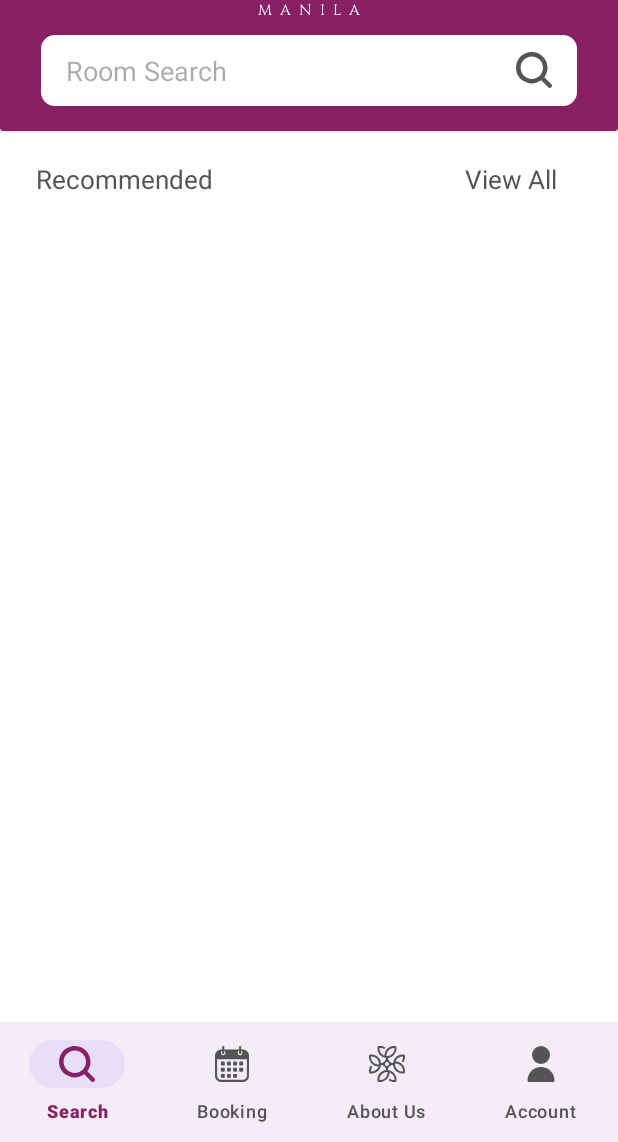
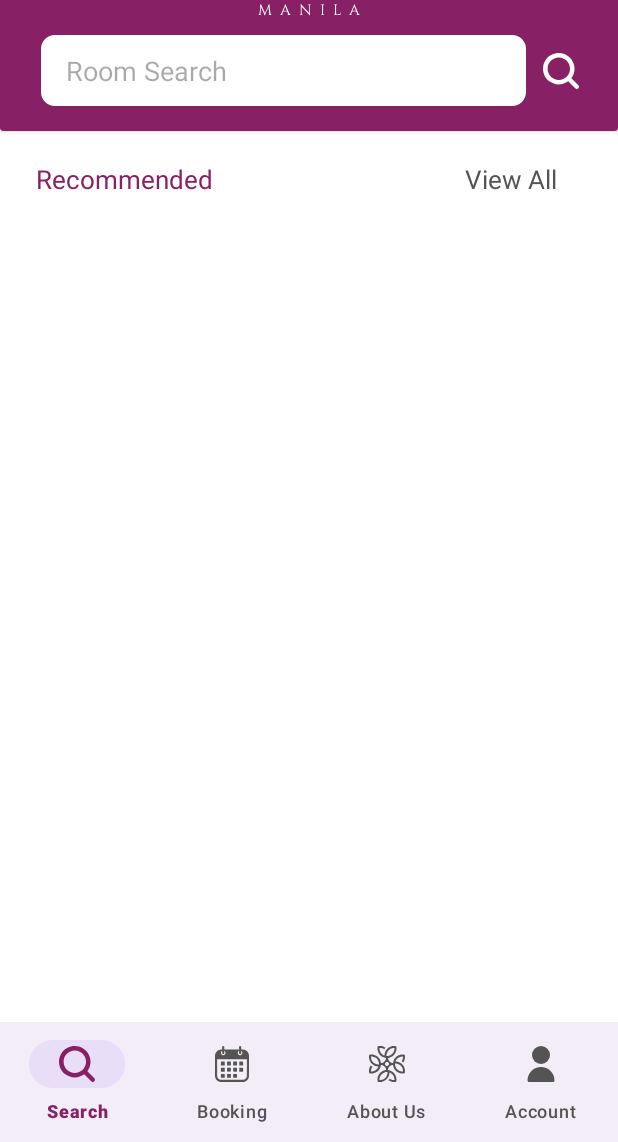
Before and after one commit to angelb9967/Nurad-Mobile, an Android app: the Fragment_Search screen opened directly, with no data from a screen before it, on a phone screen of 412 x 824 dp, the part 94-1236 px from its top. Run offline under Robolectric (Android 15) with nearby library versions, the light colour scheme and no system bars; our stand-ins replace Firebase (no records; nobody signed in at launch, a user with empty details on screens opened directly), Picasso; Roboto replaces fonts that are not available here.

Commit message:
Functions added sa Search Fragment and about us almost complete.

```diff
--- a/app/build.gradle.kts
+++ b/app/build.gradle.kts
@@ -47,6 +47,7 @@ dependencies {
     androidTestImplementation(libs.ext.junit)
     androidTestImplementation(libs.espresso.core)
     implementation(platform("com.google.firebase:firebase-bom:32.8.1"))
+    implementation("de.hdodenhof:circleimageview:3.1.0")
     implementation("com.google.firebase:firebase-analytics")
     implementation("com.google.android.material:material:1.11.0")
     implementation("com.google.firebase:firebase-database:20.0.5")
@@ -55,4 +56,7 @@ dependencies {
     implementation("com.google.android.material:material:1.4.0")
     implementation("com.squareup.picasso:picasso:2.71828")
     implementation ("com.google.firebase:firebase-auth:23.0.0")
+    implementation ("com.github.bumptech.glide:glide:4.12.0")
+    implementation ("com.firebaseui:firebase-ui-database:7.2.0")
+    annotationProcessor ("com.github.bumptech.glide:compiler:4.12.0")
 }
--- a/app/src/main/java/com/example/nurad/Fragments/Fragment_Search.java
+++ b/app/src/main/java/com/example/nurad/Fragments/Fragment_Search.java
@@ -1,22 +1,21 @@
 package com.example.nurad.Fragments;
 
 import android.os.Bundle;
-
-import androidx.fragment.app.Fragment;
-import androidx.recyclerview.widget.LinearLayoutManager;
-import androidx.recyclerview.widget.RecyclerView;
-
-// Old library version - uncomment nyo to pag di nagwork ung androidx.annotation.Nullable and androidx.annotation.NonNull
-//import android.support.annotation.NonNull;
-//import android.support.annotation.Nullable;
-
-import androidx.annotation.Nullable;
-import androidx.annotation.NonNull;
 import android.util.Log;
 import android.view.LayoutInflater;
 import android.view.View;
 import android.view.ViewGroup;
+import android.widget.ArrayAdapter;
+import android.widget.AutoCompleteTextView;
+import android.widget.ImageView;
+import android.widget.TextView;
 import android.widget.Toast;
+
+import androidx.annotation.NonNull;
+import androidx.annotation.Nullable;
+import androidx.fragment.app.Fragment;
+import androidx.recyclerview.widget.LinearLayoutManager;
+import androidx.recyclerview.widget.RecyclerView;
 
 import com.example.nurad.Adapters.Adapter_Room;
 import com.example.nurad.Models.RoomModel;
@@ -30,79 +29,137 @@ import com.google.firebase.database.ValueEventListener;
 import java.util.ArrayList;
 import java.util.List;
 
-
 public class Fragment_Search extends Fragment {
 
     private RecyclerView recyclerView;
-    private DatabaseReference databaseReference;
     private List<RoomModel> roomList;
     private Adapter_Room adapter;
-
-    // TODO: Rename parameter arguments, choose names that match
-    // the fragment initialization parameters, e.g. ARG_ITEM_NUMBER
-    private static final String ARG_PARAM1 = "param1";
-    private static final String ARG_PARAM2 = "param2";
-
-    // TODO: Rename and change types of parameters
-    private String mParam1;
-    private String mParam2;
+    private TextView recommendedTextView;
+    private TextView viewAllTextView;
+    private AutoCompleteTextView searchEditText;
+    private ImageView searchIcon;
+    private ArrayAdapter<String> suggestionsAdapter;
+    private List<String> roomTitles;
+    private boolean showingRecommended = true;
 
     public Fragment_Search() {
         // Required empty public constructor
     }
 
-    // TODO: Rename and change types and number of parameters
     public static Fragment_Search newInstance(String param1, String param2) {
         Fragment_Search fragment = new Fragment_Search();
         Bundle args = new Bundle();
-        args.putString(ARG_PARAM1, param1);
-        args.putString(ARG_PARAM2, param2);
+        args.putString("ARG_PARAM1", param1);
+        args.putString("ARG_PARAM2", param2);
         fragment.setArguments(args);
         return fragment;
+    }
+
+    public static Fragment_Search newInstance() {
+        return new Fragment_Search();
     }
 
     @Override
     public void onCreate(Bundle savedInstanceState) {
         super.onCreate(savedInstanceState);
         if (getArguments() != null) {
-            mParam1 = getArguments().getString(ARG_PARAM1);
-            mParam2 = getArguments().getString(ARG_PARAM2);
+            // Handle arguments if needed
         }
-
         roomList = new ArrayList<>();
+        roomTitles = new ArrayList<>();
     }
 
     @Override
     public View onCreateView(LayoutInflater inflater, ViewGroup container,
                              Bundle savedInstanceState) {
         // Inflate the layout for this fragment
-        // Inflate the layout for this fragment
         View view = inflater.inflate(R.layout.fragment_search, container, false);
         recyclerView = view.findViewById(R.id.roomsRecyclerView);
         recyclerView.setLayoutManager(new LinearLayoutManager(getContext()));
         adapter = new Adapter_Room(getContext(), roomList);
         recyclerView.setAdapter(adapter);
+
+        recommendedTextView = view.findViewById(R.id.recommended);
+        viewAllTextView = view.findViewById(R.id.viewAll);
+        searchEditText = view.findViewById(R.id.search);
+        searchIcon = view.findViewById(R.id.search_icon);
+
+        recommendedTextView.setOnClickListener(v -> showRecommendedRooms());
+        viewAllTextView.setOnClickListener(v -> showAllRooms());
+
+        suggestionsAdapter = new ArrayAdapter<>(getContext(), android.R.layout.simple_dropdown_item_1line, roomTitles);
+        searchEditText.setAdapter(suggestionsAdapter);
+        searchEditText.setThreshold(1);
+
+        searchEditText.setOnItemClickListener((parent, view1, position, id) -> {
+            searchEditText.setText(suggestionsAdapter.getItem(position));
+        });
+
+        searchEditText.addTextChangedListener(new android.text.TextWatcher() {
+            @Override
+            public void beforeTextChanged(CharSequence s, int start, int count, int after) {
+            }
+
+            @Override
+            public void onTextChanged(CharSequence s, int start, int before, int count) {
+                fetchSuggestions(s.toString());
+            }
+
+            @Override
+            public void afterTextChanged(android.text.Editable s) {
+            }
+        });
+
+        searchIcon.setOnClickListener(v -> performSearch(searchEditText.getText().toString()));
+
         return view;
     }
 
     @Override
     public void onActivityCreated(@Nullable Bundle savedInstanceState) {
         super.onActivityCreated(savedInstanceState);
+        showRecommendedRooms();
+    }
 
-        // Initialize Firebase Database
-        databaseReference = FirebaseDatabase.getInstance().getReference("RecommRooms");
+    private void showRecommendedRooms() {
+        showingRecommended = true;
+        updateTextViewColors();
+        fetchRoomsFromDatabase("RecommRooms");
+    }
+
+    private void showAllRooms() {
+        showingRecommended = false;
+        updateTextViewColors();
+        fetchRoomsFromDatabase("AllRooms", "RecommRooms");
+    }
+
+    private void updateTextViewColors() {
+        if (showingRecommended) {
+            recommendedTextView.setTextColor(getResources().getColor(R.color.purple));
+            viewAllTextView.setTextColor(getResources().getColor(R.color.grey));
+        } else {
+            recommendedTextView.setTextColor(getResources().getColor(R.color.grey));
+            viewAllTextView.setTextColor(getResources().getColor(R.color.purple));
+        }
+    }
+
+    private void fetchRoomsFromDatabase(String... referencePaths) {
+        roomList.clear();
+        roomTitles.clear();
+        for (String referencePath : referencePaths) {
+            DatabaseReference databaseReference = FirebaseDatabase.getInstance().getReference(referencePath);
             databaseReference.addValueEventListener(new ValueEventListener() {
                 @Override
                 public void onDataChange(@NonNull DataSnapshot snapshot) {
-                roomList.clear();
                     for (DataSnapshot dataSnapshot : snapshot.getChildren()) {
                         RoomModel room = dataSnapshot.getValue(RoomModel.class);
                         if (room != null) {
-                        Log.d("RoomData", "Room: " + room.getTitle() + ", Image URL: " + room.getImageUrl());
                             roomList.add(room);
+                            roomTitles.add(room.getTitle());
                         }
                     }
                     adapter.notifyDataSetChanged();
+                    suggestionsAdapter.notifyDataSetChanged();
                 }
 
                 @Override
@@ -112,3 +169,30 @@ public class Fragment_Search extends Fragment {
             });
         }
     }
+
+    private void fetchSuggestions(String query) {
+        List<String> filteredTitles = new ArrayList<>();
+        for (String title : roomTitles) {
+            if (title.toLowerCase().contains(query.toLowerCase())) {
+                filteredTitles.add(title);
+            }
+        }
+        suggestionsAdapter.clear();
+        suggestionsAdapter.addAll(filteredTitles);
+        suggestionsAdapter.notifyDataSetChanged();
+    }
+
+    private void performSearch(String query) {
+        List<RoomModel> filteredRooms = new ArrayList<>();
+        for (RoomModel room : roomList) {
+            if (room.getTitle().toLowerCase().contains(query.toLowerCase())) {
+                filteredRooms.add(room);
+            }
+        }
+        if (filteredRooms.isEmpty()) {
+            // No results found, display a Toast
+            Toast.makeText(getContext(), "No results found for your search.", Toast.LENGTH_SHORT).show();
+        }
+        adapter.updateData(filteredRooms);
+    }
+}
--- a/app/src/main/res/drawable/ic_search.xml
+++ b/app/src/main/res/drawable/ic_search.xml
@@ -1,5 +1,5 @@
 <vector xmlns:android="http://schemas.android.com/apk/res/android" android:height="24dp" android:viewportHeight="513.75" android:viewportWidth="513.75" android:width="24dp">
 
-<path android:fillColor="#545454" android:pathData="M504.35,459.06l-99.43,-99.48c74.4,-99.43 54.12,-240.34 -45.31,-314.75S119.26,-9.28 44.86,90.15S-9.26,330.49 90.17,404.9c79.87,59.77 189.57,59.77 269.43,0l99.48,99.48c12.5,12.5 32.77,12.5 45.27,0c12.5,-12.5 12.5,-32.77 0,-45.27L504.35,459.06zM225.72,385.7c-88.37,0 -160,-71.63 -160,-160s71.63,-160 160,-160s160,71.63 160,160C385.62,314.02 314.04,385.6 225.72,385.7z"/>
+<path android:fillColor="#FFFFFF" android:pathData="M504.35,459.06l-99.43,-99.48c74.4,-99.43 54.12,-240.34 -45.31,-314.75S119.26,-9.28 44.86,90.15S-9.26,330.49 90.17,404.9c79.87,59.77 189.57,59.77 269.43,0l99.48,99.48c12.5,12.5 32.77,12.5 45.27,0c12.5,-12.5 12.5,-32.77 0,-45.27L504.35,459.06zM225.72,385.7c-88.37,0 -160,-71.63 -160,-160s71.63,-160 160,-160s160,71.63 160,160C385.62,314.02 314.04,385.6 225.72,385.7z"/>
 
 </vector>
--- a/app/src/main/res/layout/fragment_search.xml
+++ b/app/src/main/res/layout/fragment_search.xml
@@ -92,43 +92,42 @@
                 android:layout_marginStart="16dp"
                 android:layout_marginTop="8dp"
                 android:layout_marginEnd="16dp"
-                android:background="#00FFFFFF"
-                android:backgroundTint="#00FFFFFF"
                 app:layout_constraintEnd_toEndOf="parent"
                 app:layout_constraintStart_toStartOf="parent"
                 app:layout_constraintTop_toBottomOf="@+id/textView3">
 
-                <!-- EditText for search -->
-                <EditText
+                <!-- AutoCompleteTextView for search -->
+                <AutoCompleteTextView
                     android:id="@+id/search"
-                    android:layout_width="match_parent"
+                    android:layout_width="0dp"
                     android:layout_height="50dp"
                     android:layout_marginStart="10dp"
                     android:layout_marginEnd="10dp"
                     android:background="@drawable/custom_input"
-                    android:drawableEnd="@drawable/ic_search"
-                    android:drawablePadding="16dp"
-                    android:ems="10"
                     android:hint="Room Search"
-                    android:inputType="text"
                     android:paddingStart="18dp"
                     android:paddingEnd="18dp"
-                    app:layout_constraintEnd_toEndOf="parent"
-                    app:layout_constraintHorizontal_bias="0.0"
+                    android:inputType="text"
+                    app:layout_constraintEnd_toStartOf="@+id/search_icon"
                     app:layout_constraintStart_toStartOf="parent"
                     app:layout_constraintTop_toTopOf="parent" />
 
+                <!-- ImageView for search icon -->
+                <ImageView
+                    android:id="@+id/search_icon"
+                    android:layout_width="wrap_content"
+                    android:layout_height="wrap_content"
+                    android:layout_marginEnd="10dp"
+                    android:src="@drawable/ic_search"
+                    android:contentDescription="Search Icon"
+                    app:layout_constraintEnd_toEndOf="parent"
+                    app:layout_constraintTop_toTopOf="parent"
+                    app:layout_constraintBottom_toBottomOf="parent" />
             </androidx.constraintlayout.widget.ConstraintLayout>
-
-            <!-- TextView Recommended (clickable) -->
-
-            <!-- TextView View All (clickable) -->
-
         </androidx.constraintlayout.widget.ConstraintLayout>
     </androidx.cardview.widget.CardView>
 
-    <!-- RecyclerView for Rooms -->
-
+    <!-- TextView Recommended (clickable) -->
     <TextView
         android:id="@+id/recommended"
         android:layout_width="wrap_content"
@@ -142,13 +141,14 @@
         android:clickable="true"
         android:focusable="true"
         android:text="Recommended"
-        android:textColor="#545454"
+        android:textColor="#882065"
         android:textSize="17dp"
         app:layout_constraintBottom_toTopOf="@+id/cardView"
         app:layout_constraintEnd_toStartOf="@+id/cardView"
         app:layout_constraintStart_toEndOf="@+id/cardView"
         app:layout_constraintTop_toBottomOf="@+id/cardView" />
 
+    <!-- RecyclerView for Rooms -->
     <androidx.recyclerview.widget.RecyclerView
         android:id="@+id/roomsRecyclerView"
         android:layout_width="match_parent"
@@ -159,6 +159,7 @@
         android:paddingStart="16dp"
         android:paddingEnd="16dp" />
 
+    <!-- TextView View All (clickable) -->
     <TextView
         android:id="@+id/viewAll"
         android:layout_width="74dp"
@@ -179,4 +180,5 @@
         app:layout_constraintEnd_toStartOf="@+id/recommended"
         app:layout_constraintStart_toStartOf="parent"
         app:layout_constraintTop_toBottomOf="@+id/cardView" />
+
 </FrameLayout>
--- a/app/src/main/res/values/colors.xml
+++ b/app/src/main/res/values/colors.xml
@@ -4,4 +4,5 @@
     <color name="white">#FFFFFFFF</color>
     <color name="purple">#882065</color>
     <color name="cream">#EADA8F</color>
+    <color name="grey">#545454</color>
 </resources>
```
Also changed, not shown: app/src/main/java/com/example/nurad/Adapters/Adapter_AboutUs.java (added, +50 -0 lines), app/src/main/java/com/example/nurad/Adapters/Adapter_Board.java (added, +62 -0 lines), app/src/main/java/com/example/nurad/Adapters/Adapter_Room.java (+10 -1 lines), app/src/main/java/com/example/nurad/Fragments/Fragment_AboutUs.java (+110 -44 lines), app/src/main/java/com/example/nurad/Models/AboutUsModel.java (added, +23 -0 lines), app/src/main/java/com/example/nurad/Models/BoardModel.java (added, +29 -0 lines), app/src/main/res/layout/about_us_layout.xml (added, +23 -0 lines), app/src/main/res/layout/board_of_directors_layout.xml (added, +40 -0 lines), app/src/main/res/layout/fragment__about_us.xml (+131 -9 lines), app/src/main/res/drawable/logo_text_purple.png (added), app/src/main/res/drawable/logo_text_white.png (added), 3 other files. Lines whose indentation alone changed are shown as unchanged.
